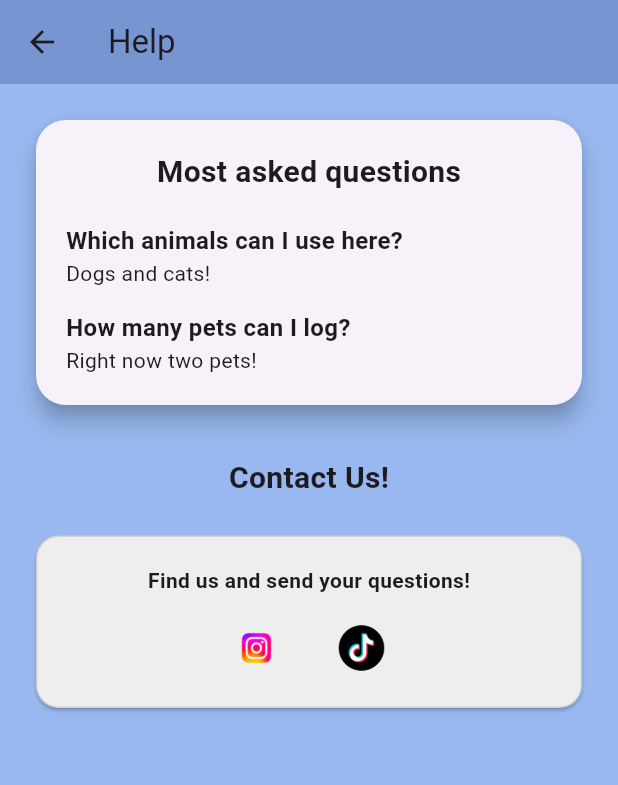
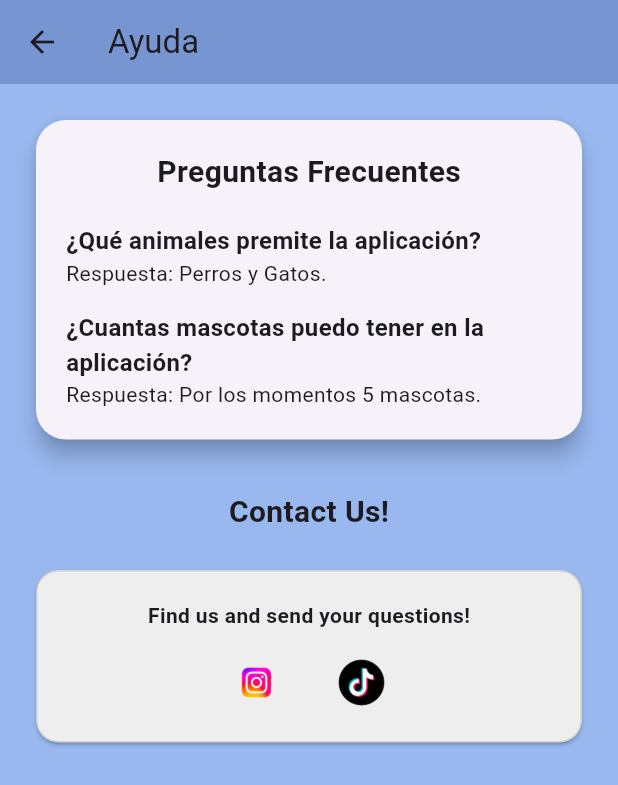
Before and after one commit to ElRisas1/pet_plan_pruebas, a Flutter app: the PantallaAyuda screen opened directly, on a phone screen of 412 x 824 dp. Shown: the top 785 px of the screen. Run offline on Flutter 3.47's test engine with Material 3 defaults, Android fonts, the phone set to English and light mode, and no system bars; our stand-ins replace carousel_slider, google_generative_ai, grouped_list, supabase_flutter; accounts and stored records are empty.

Commit message:
Texto cambiado a español, Constructor arreglado para que mande la informacion necesaria.

```diff
--- a/lib/pantalla_ayuda.dart
+++ b/lib/pantalla_ayuda.dart
@@ -3,7 +3,7 @@ import 'package:url_launcher/url_launcher.dart';
 
 
 class PantallaAyuda extends StatefulWidget {
-  const PantallaAyuda({super.key, required this.title});
+  const PantallaAyuda({super.key, required this.title, required String opcionesAjustes});
 
   final String title;
 
@@ -17,7 +17,7 @@ class _PantallaAyudaState extends State<PantallaAyuda> {
     return Scaffold(
       backgroundColor: const Color.fromARGB(255, 152, 184, 239),
       appBar: AppBar(
-        title: const Text("Help"),
+        title: const Text("Ayuda"),
         backgroundColor: const Color.fromARGB(255, 119, 150, 209),
         leading: IconButton(
           icon: const Icon(Icons.arrow_back),
@@ -31,6 +31,9 @@ class _PantallaAyudaState extends State<PantallaAyuda> {
   }
 
   Widget content() {
+    double screenWidth = MediaQuery.of(context).size.width;
+    double screenHeight = MediaQuery.of(context).size.height;
+
     return SingleChildScrollView(
       padding: const EdgeInsets.all(20),
       child: Column(
@@ -47,22 +50,22 @@ class _PantallaAyudaState extends State<PantallaAyuda> {
                 children: const [
                   Center(
                     child: Text(
-                      "Most asked questions",
+                      "Preguntas Frecuentes",
                       style: TextStyle(fontSize: 20, fontWeight: FontWeight.bold),
                     ),
                   ),
                   SizedBox(height: 20),
                   Text(
-                    "Which animals can I use here?",
+                    "¿Qué animales premite la aplicación?",
                     style: TextStyle(fontWeight: FontWeight.bold, fontSize: 16),
                   ),
-                  Text("Dogs and cats!"),
+                  Text("Respuesta: Perros y Gatos."),
                   SizedBox(height: 15),
                   Text(
-                    "How many pets can I log?",
+                    "¿Cuantas mascotas puedo tener en la aplicación?",
                     style: TextStyle(fontWeight: FontWeight.bold, fontSize: 16),
                   ),
-                  Text("Right now two pets!"),
+                  Text("Respuesta: Por los momentos 5 mascotas."),
                 ],
               ),
             ),
```
